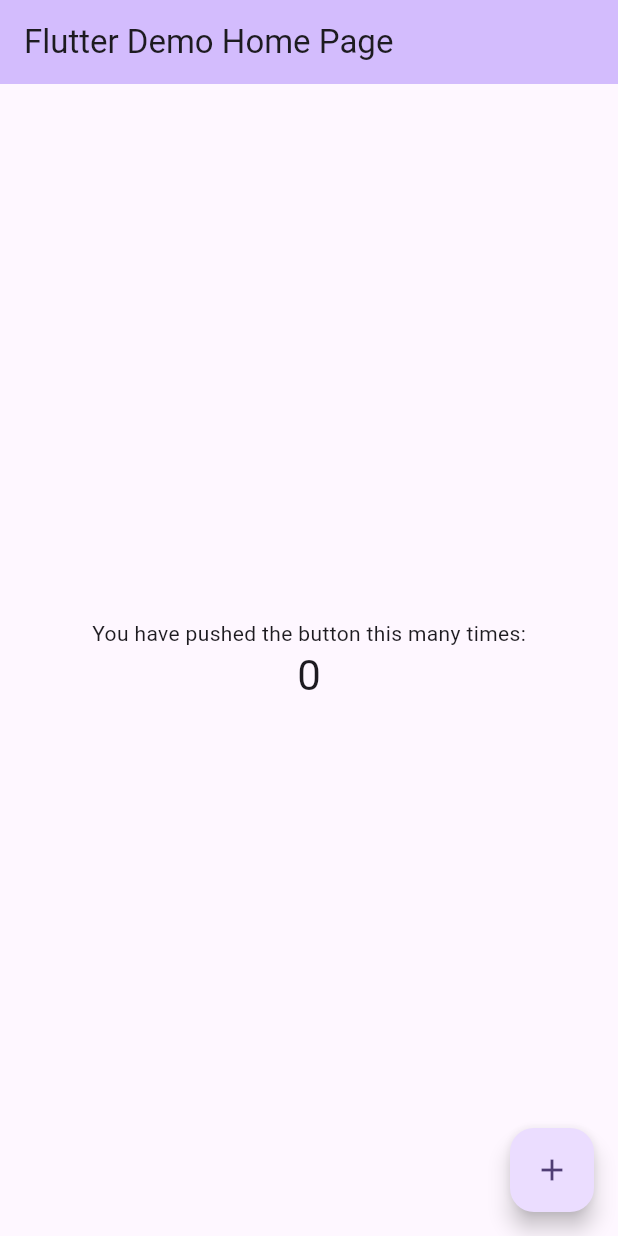
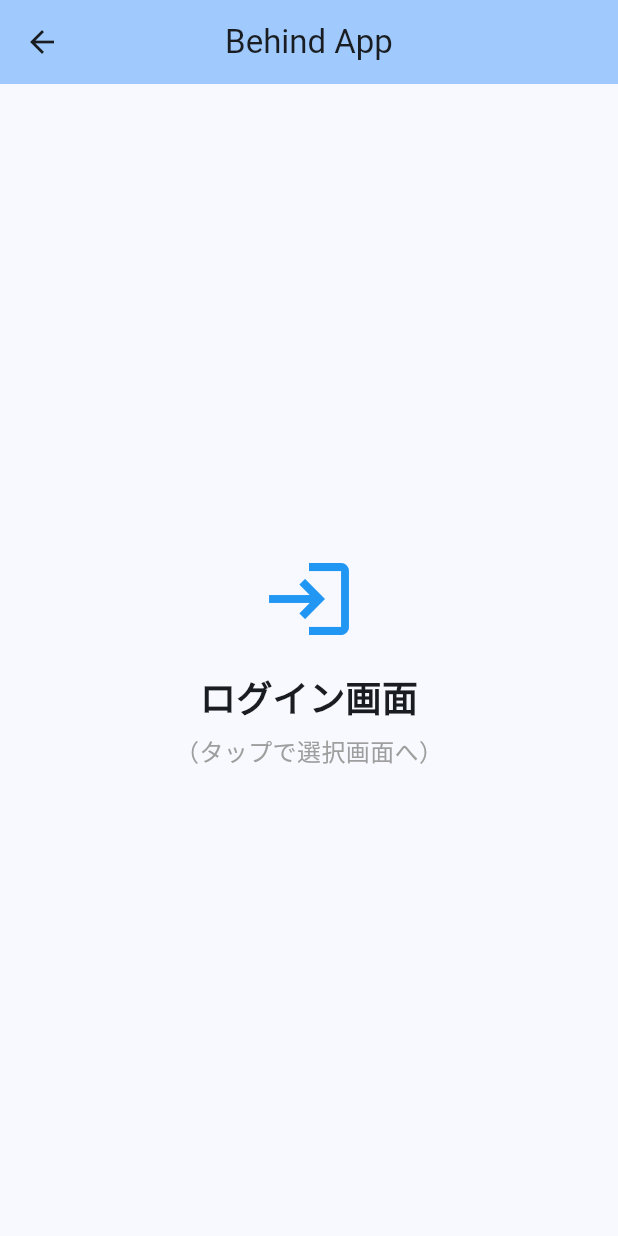
Before and after one commit to natopasnato/behindapp, a Flutter app: the screen it shows after launch, on a phone screen of 412 x 824 dp. Run offline on Flutter 3.47's test engine with Material 3 defaults, Android fonts, the phone set to English and light mode, and no system bars; our stand-ins replace supabase_flutter; accounts and stored records are empty.

Commit message:
準備完了

```diff
--- /dev/null
+++ b/app/lib/app/app.dart
@@ -0,0 +1,25 @@
+import 'package:flutter/material.dart';
+import 'routes.dart';
+import 'theme.dart';
+
+class BehindApp extends StatefulWidget {
+  const BehindApp({super.key});
+
+  @override
+  State<BehindApp> createState() => _BehindAppState();
+}
+
+class _BehindAppState extends State<BehindApp> {
+  @override
+  Widget build(BuildContext context) {
+    return MaterialApp(
+      title: 'Behind App - 遅刻罰金管理',
+      theme: AppTheme.lightTheme,
+      darkTheme: AppTheme.darkTheme,
+      themeMode: ThemeMode.system,
+      initialRoute: Routes.login,
+      onGenerateRoute: Routes.generateRoute,
+      debugShowCheckedModeBanner: false,
+    );
+  }
+}
--- /dev/null
+++ b/app/lib/app/routes.dart
@@ -0,0 +1,64 @@
+import 'package:flutter/material.dart';
+import '../features/auth/screens/login_screen.dart';
+import '../features/auth/screens/auth_choice_screen.dart';
+import '../features/auth/screens/sign_in_screen.dart';
+import '../features/auth/screens/sign_up_screen.dart';
+import '../features/attendance/screens/dashboard_screen.dart';
+import '../features/attendance/screens/history_screen.dart';
+import '../features/penalty/screens/penalty_screen.dart';
+import '../shared/widgets/error_screen.dart';
+
+class Routes {
+  static const String login = '/login';
+  static const String dashboard = '/dashboard';
+  static const String history = '/history';
+  static const String penalty = '/penalty';
+  static const String authChoice = '/auth-choice';
+  static const String signIn = '/sign-in';
+  static const String signUp = '/sign-up';
+
+  static Route<dynamic> generateRoute(RouteSettings settings) {
+    switch (settings.name) {
+      case login:
+        return MaterialPageRoute(
+          builder: (_) => const LoginScreen(),
+          settings: settings,
+        );
+      case authChoice:
+        return MaterialPageRoute(
+          builder: (_) => const AuthChoiceScreen(),
+          settings: settings,
+        );
+      case signIn:
+        return MaterialPageRoute(
+          builder: (_) => const SignInScreen(),
+          settings: settings,
+        );
+      case signUp:
+        return MaterialPageRoute(
+          builder: (_) => const SignUpScreen(),
+          settings: settings,
+        );
+      case dashboard:
+        return MaterialPageRoute(
+          builder: (_) => const DashboardScreen(),
+          settings: settings,
+        );
+      case history:
+        return MaterialPageRoute(
+          builder: (_) => const HistoryScreen(),
+          settings: settings,
+        );
+      case penalty:
+        return MaterialPageRoute(
+          builder: (_) => const PenaltyScreen(),
+          settings: settings,
+        );
+      default:
+        return MaterialPageRoute(
+          builder: (_) => const ErrorScreen(),
+          settings: settings,
+        );
+    }
+  }
+}
--- /dev/null
+++ b/app/lib/app/theme.dart
@@ -0,0 +1,68 @@
+import 'package:flutter/material.dart';
+
+class AppTheme {
+  // カラーパレット
+  static const Color primaryColor = Color(0xFF2196F3);
+  static const Color secondaryColor = Color(0xFF03DAC6);
+  static const Color errorColor = Color(0xFFB00020);
+  static const Color warningColor = Color(0xFFFF9800);
+  static const Color successColor = Color(0xFF4CAF50);
+
+  // ライトテーマ
+  static ThemeData get lightTheme {
+    return ThemeData(
+      useMaterial3: true,
+      colorScheme: ColorScheme.fromSeed(
+        seedColor: primaryColor,
+        brightness: Brightness.light,
+      ),
+      appBarTheme: const AppBarTheme(
+        centerTitle: true,
+        elevation: 0,
+      ),
+      elevatedButtonTheme: ElevatedButtonThemeData(
+        style: ElevatedButton.styleFrom(
+          padding: const EdgeInsets.symmetric(horizontal: 24, vertical: 12),
+          shape: RoundedRectangleBorder(
+            borderRadius: BorderRadius.circular(8),
+          ),
+        ),
+      ),
+      cardTheme: CardThemeData(
+        elevation: 2,
+        shape: RoundedRectangleBorder(
+          borderRadius: BorderRadius.circular(12),
+        ),
+      ),
+    );
+  }
+
+  // ダークテーマ
+  static ThemeData get darkTheme {
+    return ThemeData(
+      useMaterial3: true,
+      colorScheme: ColorScheme.fromSeed(
+        seedColor: primaryColor,
+        brightness: Brightness.dark,
+      ),
+      appBarTheme: const AppBarTheme(
+        centerTitle: true,
+        elevation: 0,
+      ),
+      elevatedButtonTheme: ElevatedButtonThemeData(
+        style: ElevatedButton.styleFrom(
+          padding: const EdgeInsets.symmetric(horizontal: 24, vertical: 12),
+          shape: RoundedRectangleBorder(
+            borderRadius: BorderRadius.circular(8),
+          ),
+        ),
+      ),
+      cardTheme: CardThemeData(
+        elevation: 2,
+        shape: RoundedRectangleBorder(
+          borderRadius: BorderRadius.circular(12),
+        ),
+      ),
+    );
+  }
+}
--- /dev/null
+++ b/app/lib/features/auth/screens/login_screen.dart
@@ -0,0 +1,51 @@
+import 'package:flutter/material.dart';
+import '../../../app/routes.dart';
+
+class LoginScreen extends StatelessWidget {
+  const LoginScreen({super.key});
+
+  @override
+  Widget build(BuildContext context) {
+    return Scaffold(
+      appBar: AppBar(
+        title: const Text('Behind App'),
+        backgroundColor: Theme.of(context).colorScheme.inversePrimary,
+      ),
+      body: Center(
+        child: InkWell(
+          onTap: () => Navigator.pushNamed(context, Routes.authChoice),
+          borderRadius: BorderRadius.circular(12),
+          child: Padding(
+            padding: const EdgeInsets.all(24.0),
+            child: Column(
+              mainAxisAlignment: MainAxisAlignment.center,
+              children: const [
+                Icon(
+                  Icons.login,
+                  size: 64,
+                  color: Colors.blue,
+                ),
+                SizedBox(height: 16),
+                Text(
+                  'ログイン画面',
+                  style: TextStyle(
+                    fontSize: 24,
+                    fontWeight: FontWeight.bold,
+                  ),
+                ),
+                SizedBox(height: 8),
+                Text(
+                  '（タップで選択画面へ）',
+                  style: TextStyle(
+                    fontSize: 16,
+                    color: Colors.grey,
+                  ),
+                ),
+              ],
+            ),
+          ),
+        ),
+      ),
+    );
+  }
+}
--- a/app/lib/main.dart
+++ b/app/lib/main.dart
@@ -1,5 +1,6 @@
 import 'package:flutter/material.dart';
 import 'package:supabase_flutter/supabase_flutter.dart';
+import 'app/app.dart';
 
 void main() async {
   WidgetsFlutterBinding.ensureInitialized();
@@ -9,122 +10,5 @@ void main() async {
     anonKey: 'eyJhbGciOiJIUzI1NiIsInR5cCI6IkpXVCJ9.eyJpc3MiOiJzdXBhYmFzZSIsInJlZiI6ImVlZWJzd3B3ZGtzdW1wdG93Y3ByIiwicm9sZSI6ImFub24iLCJpYXQiOjE3NjA4ODMzNzMsImV4cCI6MjA3NjQ1OTM3M30.siN_fQEEm3-JaX8JDvY51eIPZcjjGxUfq_Gq6__Jk7w',
   );
 
-  runApp(const MyApp());
+  runApp(const BehindApp());
 }
-
-class MyApp extends StatelessWidget {
-  const MyApp({super.key});
-
-  // This widget is the root of your application.
-  @override
-  Widget build(BuildContext context) {
-    return MaterialApp(
-      title: 'Flutter Demo',
-      theme: ThemeData(
-        // This is the theme of your application.
-        //
-        // TRY THIS: Try running your application with "flutter run". You'll see
-        // the application has a purple toolbar. Then, without quitting the app,
-        // try changing the seedColor in the colorScheme below to Colors.green
-        // and then invoke "hot reload" (save your changes or press the "hot
-        // reload" button in a Flutter-supported IDE, or press "r" if you used
-        // the command line to start the app).
-        //
-        // Notice that the counter didn't reset back to zero; the application
-        // state is not lost during the reload. To reset the state, use hot
-        // restart instead.
-        //
-        // This works for code too, not just values: Most code changes can be
-        // tested with just a hot reload.
-        colorScheme: ColorScheme.fromSeed(seedColor: Colors.deepPurple),
-      ),
-      home: const MyHomePage(title: 'Flutter Demo Home Page'),
-    );
-  }
-}
-
-class MyHomePage extends StatefulWidget {
-  const MyHomePage({super.key, required this.title});
-
-  // This widget is the home page of your application. It is stateful, meaning
-  // that it has a State object (defined below) that contains fields that affect
-  // how it looks.
-
-  // This class is the configuration for the state. It holds the values (in this
-  // case the title) provided by the parent (in this case the App widget) and
-  // used by the build method of the State. Fields in a Widget subclass are
-  // always marked "final".
-
-  final String title;
-
-  @override
-  State<MyHomePage> createState() => _MyHomePageState();
-}
-
-class _MyHomePageState extends State<MyHomePage> {
-  int _counter = 0;
-
-  void _incrementCounter() {
-    setState(() {
-      // This call to setState tells the Flutter framework that something has
-      // changed in this State, which causes it to rerun the build method below
-      // so that the display can reflect the updated values. If we changed
-      // _counter without calling setState(), then the build method would not be
-      // called again, and so nothing would appear to happen.
-      _counter++;
-    });
-  }
-
-  @override
-  Widget build(BuildContext context) {
-    // This method is rerun every time setState is called, for instance as done
-    // by the _incrementCounter method above.
-    //
-    // The Flutter framework has been optimized to make rerunning build methods
-    // fast, so that you can just rebuild anything that needs updating rather
-    // than having to individually change instances of widgets.
-    return Scaffold(
-      appBar: AppBar(
-        // TRY THIS: Try changing the color here to a specific color (to
-        // Colors.amber, perhaps?) and trigger a hot reload to see the AppBar
-        // change color while the other colors stay the same.
-        backgroundColor: Theme.of(context).colorScheme.inversePrimary,
-        // Here we take the value from the MyHomePage object that was created by
-        // the App.build method, and use it to set our appbar title.
-        title: Text(widget.title),
-      ),
-      body: Center(
-        // Center is a layout widget. It takes a single child and positions it
-        // in the middle of the parent.
-        child: Column(
-          // Column is also a layout widget. It takes a list of children and
-          // arranges them vertically. By default, it sizes itself to fit its
-          // children horizontally, and tries to be as tall as its parent.
-          //
-          // Column has various properties to control how it sizes itself and
-          // how it positions its children. Here we use mainAxisAlignment to
-          // center the children vertically; the main axis here is the vertical
-          // axis because Columns are vertical (the cross axis would be
-          // horizontal).
-          //
-          // TRY THIS: Invoke "debug painting" (choose the "Toggle Debug Paint"
-          // action in the IDE, or press "p" in the console), to see the
-          // wireframe for each widget.
-          mainAxisAlignment: MainAxisAlignment.center,
-          children: <Widget>[
-            const Text('You have pushed the button this many times:'),
-            Text(
-              '$_counter',
-              style: Theme.of(context).textTheme.headlineMedium,
-            ),
-          ],
-        ),
-      ),
-      floatingActionButton: FloatingActionButton(
-        onPressed: _incrementCounter,
-        tooltip: 'Increment',
-        child: const Icon(Icons.add),
-      ), // This trailing comma makes auto-formatting nicer for build methods.
-    );
-  }
-}
```
Also changed, not shown: app/lib/features/attendance/screens/dashboard_screen.dart (added, +43 -0 lines), app/lib/features/attendance/screens/history_screen.dart (added, +43 -0 lines), app/lib/features/penalty/screens/penalty_screen.dart (added, +43 -0 lines), app/lib/shared/widgets/error_screen.dart (added, +43 -0 lines), .devcontainer/devcontainer.json, 67 other files.
